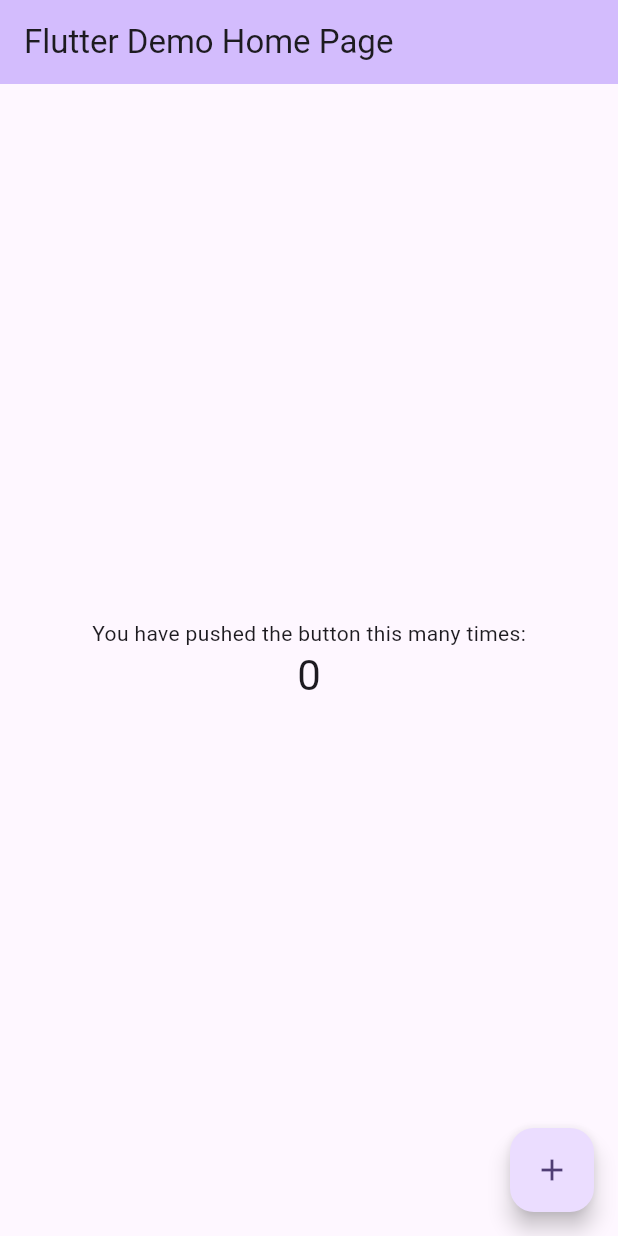
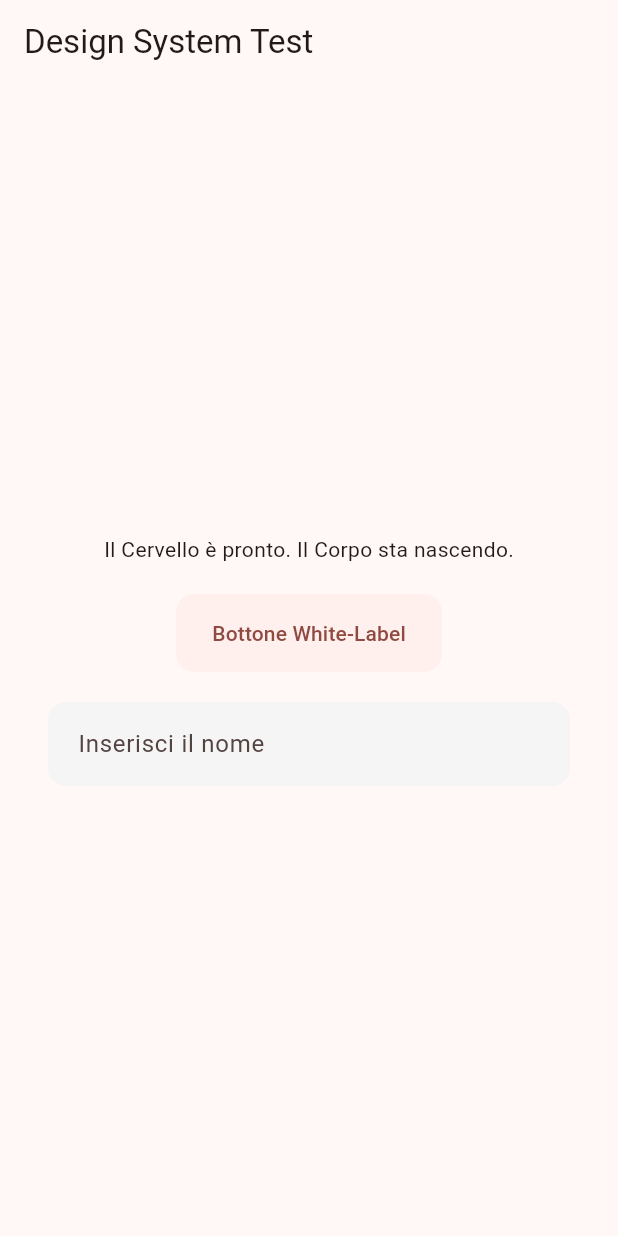
Before and after one commit to MauroPot2/shavette, a Flutter app: the screen it shows after launch, on a phone screen of 412 x 824 dp. Run offline on Flutter 3.47's test engine with Material 3 defaults, Android fonts, the phone set to English and light mode, and no system bars.

Commit message:
chore(ui):Init design system e material theme

```diff
--- /dev/null
+++ b/lib/core/theme/app_theme.dart
@@ -0,0 +1,49 @@
+import 'package:flutter/material.dart';
+
+class AppTheme {
+  /// Questo è il generatore del tema White-Label.
+  /// Passandogli il colore principale del brand del barbiere,
+  /// Flutter costruirà un'intera interfaccia perfettamente bilanciata.
+  static ThemeData getTheme({required Color brandColor}) {
+    return ThemeData(
+      useMaterial3: true,
+
+      // 1. GENERATORE DELLA PALETTE COLORI
+      colorScheme: ColorScheme.fromSeed(
+        seedColor: brandColor,
+        brightness: Brightness.light, // Per ora facciamo la versione chiara
+      ),
+
+      // 2. TIPOGRAFIA GLOBALE
+      // (Impostiamo font eleganti e moderni per un gestionale)
+      fontFamily: 'Roboto', // Sostituiremo con un Google Font custom in seguito
+
+      // 3. STILE GLOBALE DEI BOTTONI
+      // Tutti i bottoni "Elevated" dell'app avranno questo aspetto di default
+      elevatedButtonTheme: ElevatedButtonThemeData(
+        style: ElevatedButton.styleFrom(
+          elevation: 0,
+          padding: const EdgeInsets.symmetric(horizontal: 24, vertical: 16),
+          shape: RoundedRectangleBorder(
+            borderRadius: BorderRadius.circular(12), // Bordi moderni leggermente arrotondati
+          ),
+        ),
+      ),
+
+      // 4. STILE GLOBALE DEGLI INPUT (Campi di testo)
+      inputDecorationTheme: InputDecorationTheme(
+        filled: true,
+        fillColor: Colors.grey.shade100,
+        border: OutlineInputBorder(
+          borderRadius: BorderRadius.circular(12),
+          borderSide: BorderSide.none,
+        ),
+        focusedBorder: OutlineInputBorder(
+          borderRadius: BorderRadius.circular(12),
+          borderSide: BorderSide(color: brandColor, width: 2),
+        ),
+        contentPadding: const EdgeInsets.symmetric(horizontal: 16, vertical: 16),
+      ),
+    );
+  }
+}
--- a/lib/main.dart
+++ b/lib/main.dart
@@ -1,121 +1,55 @@
 import 'package:flutter/material.dart';
+import 'package:shavette/core/theme/app_theme.dart';
 
 void main() {
-  runApp(const MyApp());
+  runApp(const ShavetteApp());
 }
 
-class MyApp extends StatelessWidget {
-  const MyApp({super.key});
-
-  // This widget is the root of your application.
-  @override
-  Widget build(BuildContext context) {
-    return MaterialApp(
-      title: 'Flutter Demo',
-      theme: ThemeData(
-        // This is the theme of your application.
-        //
-        // TRY THIS: Try running your application with "flutter run". You'll see
-        // the application has a purple toolbar. Then, without quitting the app,
-        // try changing the seedColor in the colorScheme below to Colors.green
-        // and then invoke "hot reload" (save your changes or press the "hot
-        // reload" button in a Flutter-supported IDE, or press "r" if you used
-        // the command line to start the app).
-        //
-        // Notice that the counter didn't reset back to zero; the application
-        // state is not lost during the reload. To reset the state, use hot
-        // restart instead.
-        //
-        // This works for code too, not just values: Most code changes can be
-        // tested with just a hot reload.
-        colorScheme: .fromSeed(seedColor: Colors.deepPurple),
-      ),
-      home: const MyHomePage(title: 'Flutter Demo Home Page'),
-    );
-  }
-}
-
-class MyHomePage extends StatefulWidget {
-  const MyHomePage({super.key, required this.title});
-
-  // This widget is the home page of your application. It is stateful, meaning
-  // that it has a State object (defined below) that contains fields that affect
-  // how it looks.
-
-  // This class is the configuration for the state. It holds the values (in this
-  // case the title) provided by the parent (in this case the App widget) and
-  // used by the build method of the State. Fields in a Widget subclass are
-  // always marked "final".
-
-  final String title;
-
-  @override
-  State<MyHomePage> createState() => _MyHomePageState();
-}
-
-class _MyHomePageState extends State<MyHomePage> {
-  int _counter = 0;
-
-  void _incrementCounter() {
-    setState(() {
-      // This call to setState tells the Flutter framework that something has
-      // changed in this State, which causes it to rerun the build method below
-      // so that the display can reflect the updated values. If we changed
-      // _counter without calling setState(), then the build method would not be
-      // called again, and so nothing would appear to happen.
-      _counter++;
-    });
-  }
+class ShavetteApp extends StatelessWidget {
+  const ShavetteApp({super.key});
 
   @override
   Widget build(BuildContext context) {
-    // This method is rerun every time setState is called, for instance as done
-    // by the _incrementCounter method above.
-    //
-    // The Flutter framework has been optimized to make rerunning build methods
-    // fast, so that you can just rebuild anything that needs updating rather
-    // than having to individually change instances of widgets.
-    return Scaffold(
+    /// Simuliamo che il barbiere "Mario" abbia scelto
+    ///  un Blu Scuro ed elegante come suo colore
+    const coloreBrandBarbiere = Color.fromARGB(255, 211, 87, 4);
+
+    return MaterialApp(
+      title: 'Shavette',
+      debugShowCheckedModeBanner: false, /// Togliamo la fastidiosa
+      ///fascetta rossa in alto a destra
+
+      // INIETTIAMO IL NOSTRO DESIGN SYSTEM
+      theme: AppTheme.getTheme(brandColor: const Color.fromARGB(255, 215, 31, 25)),
+
+      // Schermata temporanea per vedere se il tema funziona
+      home: Scaffold(
         appBar: AppBar(
-        // TRY THIS: Try changing the color here to a specific color (to
-        // Colors.amber, perhaps?) and trigger a hot reload to see the AppBar
-        // change color while the other colors stay the same.
-        backgroundColor: Theme.of(context).colorScheme.inversePrimary,
-        // Here we take the value from the MyHomePage object that was created by
-        // the App.build method, and use it to set our appbar title.
-        title: Text(widget.title),
+          title: const Text('Design System Test'),
         ),
         body: Center(
-        // Center is a layout widget. It takes a single child and positions it
-        // in the middle of the parent.
           child: Column(
-          // Column is also a layout widget. It takes a list of children and
-          // arranges them vertically. By default, it sizes itself to fit its
-          // children horizontally, and tries to be as tall as its parent.
-          //
-          // Column has various properties to control how it sizes itself and
-          // how it positions its children. Here we use mainAxisAlignment to
-          // center the children vertically; the main axis here is the vertical
-          // axis because Columns are vertical (the cross axis would be
-          // horizontal).
-          //
-          // TRY THIS: Invoke "debug painting" (choose the "Toggle Debug Paint"
-          // action in the IDE, or press "p" in the console), to see the
-          // wireframe for each widget.
-          mainAxisAlignment: .center,
+            mainAxisAlignment: MainAxisAlignment.center,
             children: [
-            const Text('You have pushed the button this many times:'),
-            Text(
-              '$_counter',
-              style: Theme.of(context).textTheme.headlineMedium,
+              const Text('Il Cervello è pronto. Il Corpo sta nascendo.'),
+              const SizedBox(height: 20),
+              ElevatedButton(
+                onPressed: () {},
+                child: const Text('Bottone White-Label'),
+              ),
+              const SizedBox(height: 20),
+              const Padding(
+                padding: EdgeInsets.symmetric(horizontal: 32.0),
+                child: TextField(
+                  decoration: InputDecoration(
+                    labelText: 'Inserisci il nome',
+                    hintText: 'Mario Rossi',
+                  ),
+                ),
               ),
             ],
           ),
         ),
-      floatingActionButton: FloatingActionButton(
-        onPressed: _incrementCounter,
-        tooltip: 'Increment',
-        child: const Icon(Icons.add),
       ),
     );
   }
```
Also changed, not shown: 1 other file. Lines whose indentation alone changed are shown as unchanged.
